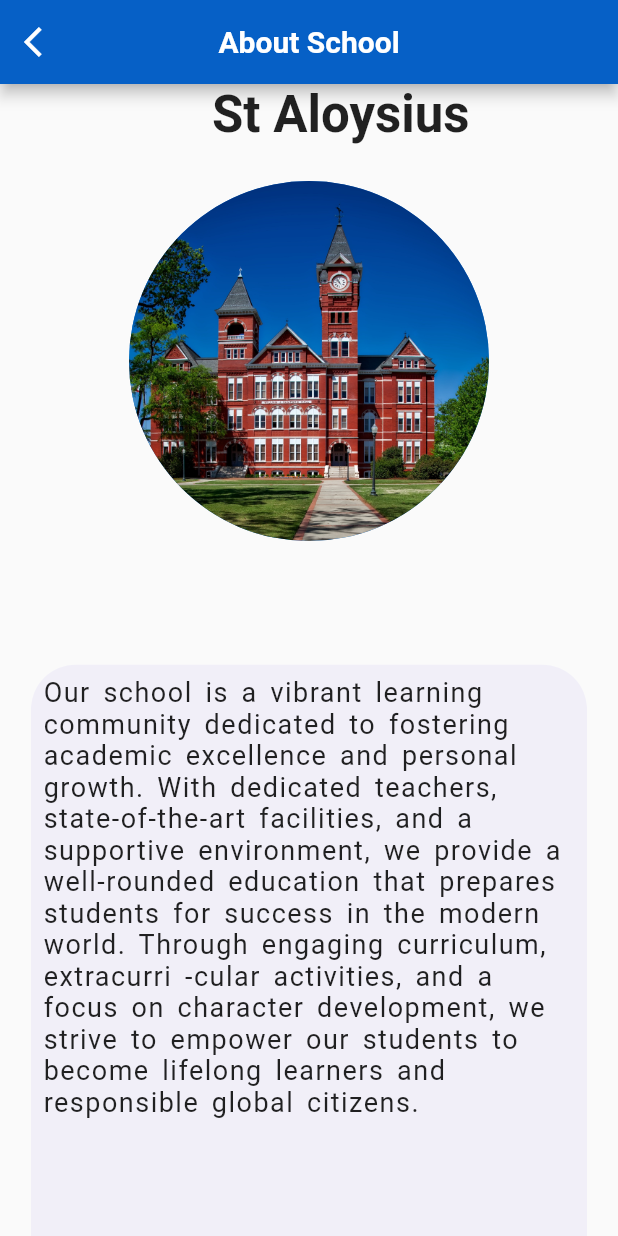
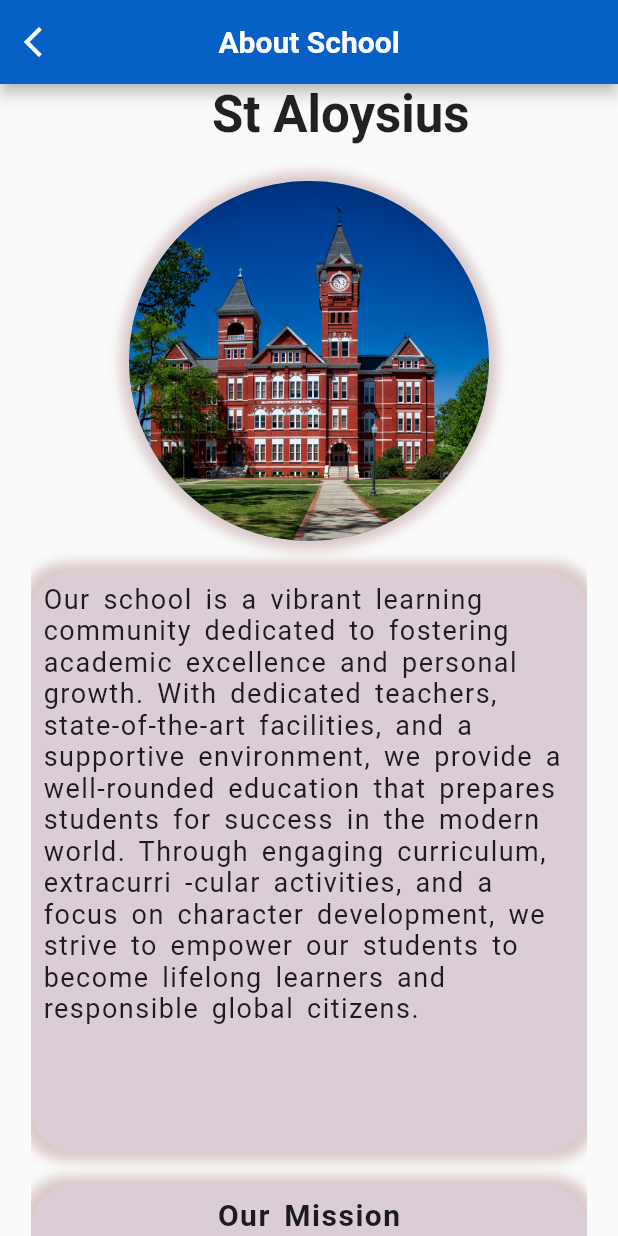
Before and after one commit to hrithik-b/schoolwale, a Flutter app: the MyAbout screen opened directly, on a phone screen of 412 x 824 dp. Run offline on Flutter 3.47's test engine with Material 2 defaults, Android fonts, the phone set to English and light mode, and no system bars; our stand-ins replace carousel_slider, cloud_firestore, firebase_core, percent_indicator, pinput, table_calendar; accounts and stored records are empty; network calls fail.

Commit message:
committed by veekshitha

```diff
--- a/lib/pages/about.dart
+++ b/lib/pages/about.dart
@@ -2,6 +2,7 @@ import 'dart:ui';
 import 'homepage.dart';
 import 'package:flutter/widgets.dart';
 import 'package:flutter/material.dart';
+import 'package:schoolwale/widgets/aboutContainer.dart';
 
 class MyAbout extends StatefulWidget {
   const MyAbout({super.key});
@@ -46,19 +47,43 @@ class _MyAboutState extends State<MyAbout> {
             SizedBox(
               height:((MediaQuery.of(context).size.height)/10)*0.3,
             ),
-            CircleAvatar(
-              backgroundImage: AssetImage('assets/images/schoolPicture.jpg'),
-              radius: 120,
+            Container(
+              decoration: BoxDecoration(
+              color: Colors.white,
+              shape: BoxShape.circle,
+              boxShadow: [
+                BoxShadow(
+                  color: Color.fromRGBO(218, 201, 201, 1),
+                  blurRadius: 6.0,
+                  spreadRadius: 6.0,
+                  offset: Offset(0.0, 0.0),
+                )
+              ],
+            ),
+
+              child: CircleAvatar(
+                backgroundImage: AssetImage('assets/images/schoolPicture.jpg'),
+                radius: 120,
+              ),
             ),
             SizedBox(
-              height:((MediaQuery.of(context).size.height)/10)*1,
+             // height:((MediaQuery.of(context).size.height)/10)*1,
+             height:20,
               // height: 20,
             ),
             Container(
               alignment: Alignment.center,
               width:(MediaQuery.of(context).size.width)/10*9,
-              height: (MediaQuery.of(context).size.height)/10*5,
+              height: (MediaQuery.of(context).size.height)/10*4.7,
               decoration: BoxDecoration(
+                boxShadow: [
+                BoxShadow(
+                  color: Color.fromRGBO(218, 201, 201, 1),
+                  blurRadius: 6.0,
+                  spreadRadius: 6.0,
+                  offset: Offset(0.0, 0.0),
+                )
+              ],
                 color: Color.fromRGBO(221, 215, 245, 0.302),
                 borderRadius: BorderRadius.circular(30),
               ),
@@ -86,86 +111,29 @@ class _MyAboutState extends State<MyAbout> {
             SizedBox(
               height: 2,
             ),
-            Container(
-              alignment: Alignment.center,
-              width: 350,
-              height: 250,
-              decoration: BoxDecoration(
-                color: Color.fromRGBO(221, 215, 245, 0.302),
-                borderRadius: BorderRadius.circular(30),
-              ),
-              child: Column(
-                mainAxisAlignment: MainAxisAlignment.start,
-                children: [
-                  Padding(
-                    padding: const EdgeInsets.all(10.0),
-                    child: Text(
-                      "Our Mission",
-                      style: TextStyle(
-                        fontSize: 20,
-                        fontWeight: FontWeight.bold,
-                        wordSpacing: 3,
-                        letterSpacing: 1,
-                      ),
-                    ),
-                  ),
-                  Expanded(
-                    child: Padding(
-                      padding: const EdgeInsets.all(10.0),
-                      child: Text(
-                        "Our mission is to provide a nurturing and inclusive learning environment where students can thrive academically, socially, and emotionally. We aim to inspire a love for learning, cultivate critical thinking skills, and foster a strong sense of character and community.",
-                        style: TextStyle(
-                          fontSize: 18,
-                          wordSpacing: 3,
-                          letterSpacing: 1,
-                        ),
-                      ),
-                    ),
-                  ),
-                ],
-              ),
+            ContainerWidget(
+              cwidth:(MediaQuery.of(context).size.width)/10*9 ,
+              cheight:((MediaQuery.of(context).size.height)/10)*3.4,
+              heading: "Our Mission",
+              content: "Our mission is to provide a nurturing and inclusive learning environment where students can thrive academically, socially, and emotionally. We aim to inspire a love for learning, cultivate critical thinking skills, and foster a strong sense of character and community.",
             ),
+
             SizedBox(
-              height: 10,
+              height: 20,
             ),
-            Container(
-              alignment: Alignment.center,
-              width: 350,
-              height: 370,
-              decoration: BoxDecoration(
-                color: Color.fromRGBO(221, 215, 245, 0.302),
-                borderRadius: BorderRadius.circular(30),
-              ),
-              child: Column(
-                mainAxisAlignment: MainAxisAlignment.start,
-                children: [
-                  Padding(
-                    padding: const EdgeInsets.all(8.0),
-                    child: Text(
-                      "Achievements",
-                      style: TextStyle(
-                        fontSize: 20,
-                        fontWeight: FontWeight.bold,
-                        wordSpacing: 3,
-                        letterSpacing: 1,
-                      ),
-                    ),
-                  ),
-                  Expanded(
-                    child: Padding(
-                      padding: const EdgeInsets.all(8.0),
-                      child: Text(
-                        "Our school takes pride in its outstanding academic achievements, consistently surpassing national standards and earning recognition for excellence in various subject areas. We have a strong track record of preparing students for higher education, with a high percentage of graduates being accepted into top-tier universities. Additionally, our school has received accolades for its inclusive and diverse community, fostering a supportive environment where every student can thrive.",
-                        style: TextStyle(
-                          fontSize: 18,
-                          wordSpacing: 3,
-                          letterSpacing: 1,
-                        ),
-                      ),
-                    ),
-                  ),
-                ],
-              ),
+
+             ContainerWidget(
+             cwidth:(MediaQuery.of(context).size.width)/10*9,
+              cheight:((MediaQuery.of(context).size.height)/10)*5.3,
+              heading:  "Achievements",
+              content: "Our school takes pride in its outstanding academic achievements, consistently surpassing national standards and earning recognition for excellence in various subject areas. We have a strong track record of preparing students for higher education, with a high percentage of graduates being accepted into top-tier universities. Additionally, our school has received accolades for its inclusive and diverse community, fostering a supportive environment where every student can thrive.",
+            ),
+
+
+             SizedBox(
+             // height:((MediaQuery.of(context).size.height)/10)*1,
+             height:20,
+              // height: 20,
             ),
           ],
         ),
--- a/lib/pages/studentnotes.dart
+++ b/lib/pages/studentnotes.dart
@@ -55,6 +55,7 @@ class classnotes extends StatelessWidget {
         centerTitle: true,
       ),
       body: Container(
+
         padding: EdgeInsets.all(20),
         child: GridView.count(
           crossAxisCount: 2,
--- /dev/null
+++ b/lib/widgets/aboutContainer.dart
@@ -0,0 +1,61 @@
+import 'package:flutter/material.dart';
+class ContainerWidget extends StatelessWidget {
+    final String heading;
+    final cwidth;
+    final cheight;
+    final String content;
+  const ContainerWidget({super.key, required this.heading, this.cwidth, this.cheight, required this.content});
+
+  @override
+  Widget build(BuildContext context) {
+    return Container(
+
+              alignment: Alignment.center,
+             width:cwidth,//(MediaQuery.of(context).size.width)/10*9,
+             height:cheight,//((MediaQuery.of(context).size.height)/10)*5.5,
+              decoration: BoxDecoration(
+                boxShadow: [
+                BoxShadow(
+                  color: Color.fromRGBO(218, 201, 201, 1),
+                  blurRadius: 6.0,
+                  spreadRadius: 6.0,
+                  offset: Offset(0.0, 0.0),
+                )
+              ],
+                color: Color.fromRGBO(221, 215, 245, 0.302),
+                borderRadius: BorderRadius.circular(30),
+              ),
+              child: Column(
+                mainAxisAlignment: MainAxisAlignment.start,
+                children: [
+                  Padding(
+                    padding: const EdgeInsets.all(8.0),
+                    child: Text(
+                      heading,
+                      style: TextStyle(
+                        fontSize: 20,
+                        fontWeight: FontWeight.bold,
+                        wordSpacing: 3,
+                        letterSpacing: 1,
+                      ),
+                    ),
+                  ),
+                  Expanded(
+                    child: Padding(
+                      padding: const EdgeInsets.all(8.0),
+                      child: Text(
+                        content,
+                        style: TextStyle(
+                          fontSize: 18,
+                          wordSpacing: 3,
+                          letterSpacing: 1,
+                        ),
+                      ),
+                    ),
+                  ),
+                ],
+              ),
+
+    );
+  }
+}
--- a/lib/widgets/announcement_items.dart
+++ b/lib/widgets/announcement_items.dart
@@ -17,6 +17,7 @@ class annoucementsUpdate extends StatelessWidget {
         ),
         color: Colors.lightBlue[50],
         child: Container(
+
           height: 150,
           width: 200,
           alignment: Alignment.center,
--- a/lib/widgets/time_table_item.dart
+++ b/lib/widgets/time_table_item.dart
@@ -22,6 +22,7 @@ class TimeTableItem extends StatelessWidget {
       child: Row(
         children: [
           Container(
+
             height: (MediaQuery.of(context).size.height)/10*1.4,
             width: (MediaQuery.of(context).size.width)/10*2,
             // color: Colors.white,
@@ -45,8 +46,10 @@ class TimeTableItem extends StatelessWidget {
           Card(
             // margin: EdgeInsets.only(top: 20),
             elevation: 8,
+
             color: Colors.lightBlue[100],
             shape: RoundedRectangleBorder(
+
               borderRadius: BorderRadius.circular(20),
             ),
             child: Container(
--- a/pubspec.yaml
+++ b/pubspec.yaml
@@ -42,6 +42,7 @@ dependencies:
   cupertino_icons: ^1.0.2
   firebase_core: ^2.13.1
   cloud_firestore: ^4.8.0
+  instagram_bottom_nav_bar: ^3.0.14
 
 
 dev_dependencies:
```
Also changed, not shown: lib/pages/calendar.dart (+8 -0 lines), lib/pages/homepage.dart (+36 -96 lines), lib/pages/rules.dart (+9 -0 lines), lib/widgets/teacher_items.dart (+10 -0 lines), lib/widgets/teacherstack.dart (+40 -17 lines), pubspec.lock.
